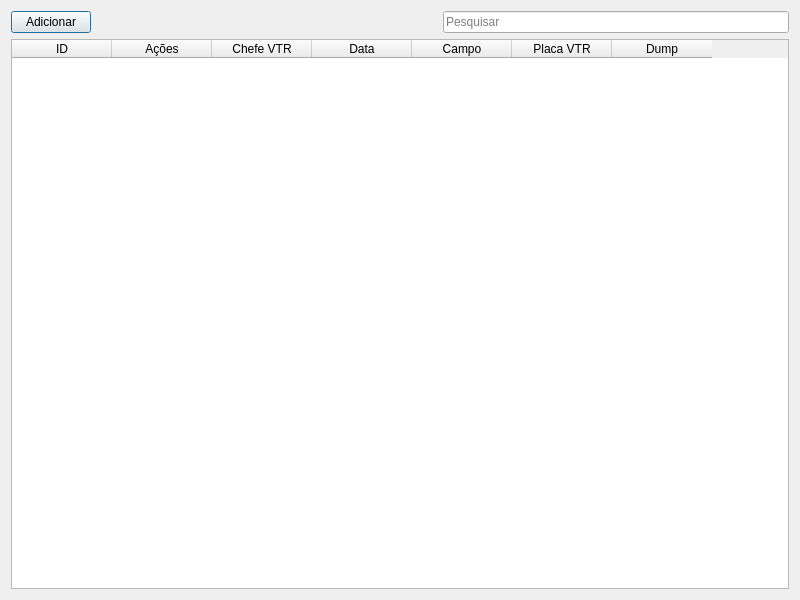
Qt form uis/mTrack.ui (dsgoficial/SAP_Gerente) before a commit.
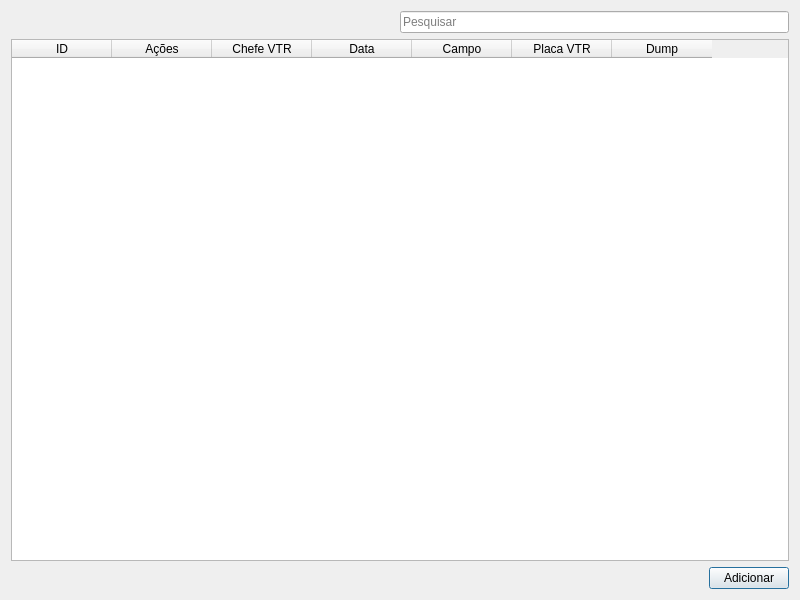
The same form after that commit.

```diff
--- a/uis/mTrack.ui
+++ b/uis/mTrack.ui
@@ -16,13 +16,6 @@
   <layout class="QGridLayout" name="gridLayout">
    <item row="0" column="0">
     <layout class="QHBoxLayout" name="horizontalLayout">
-     <item>
-      <widget class="QPushButton" name="addFormBtn">
-       <property name="text">
-        <string>Adicionar</string>
-       </property>
-      </widget>
-     </item>
      <item>
       <spacer name="horizontalSpacer">
        <property name="orientation">
@@ -84,6 +77,13 @@
      </column>
     </widget>
    </item>
+   <item row="2" column="0" alignment="Qt::AlignRight">
+    <widget class="QPushButton" name="addFormBtn">
+     <property name="text">
+      <string>Adicionar</string>
+     </property>
+    </widget>
+   </item>
   </layout>
  </widget>
  <resources/>
```
Left out of the diff: 2 changed lines with no effect on the pictures.
